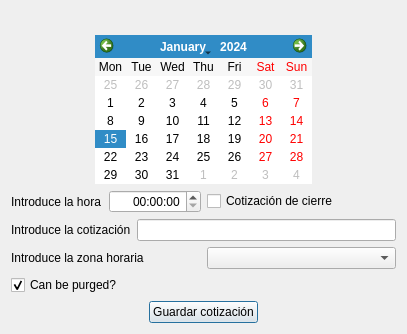
turulomio/xulpymoney, file ui/frmQuotesIBM.ui: the form before one commit.
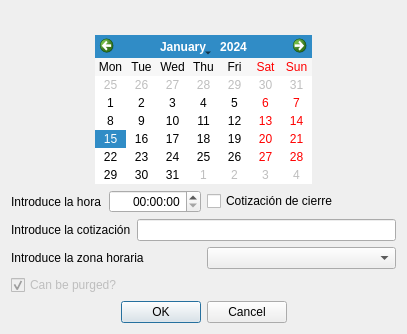
The form after the commit. Custom widgets are drawn as their Qt base class.

Commit message: Improved intraday quotes visualization. Now you can edit a quote en Intraday table.

```diff
--- a/ui/frmQuotesIBM.ui
+++ b/ui/frmQuotesIBM.ui
@@ -135,6 +135,9 @@
        </item>
        <item>
         <widget class="QCheckBox" name="chkCanBePurged">
+         <property name="enabled">
+          <bool>false</bool>
+         </property>
          <property name="text">
           <string>Can be purged?</string>
          </property>
@@ -159,9 +162,9 @@
           </spacer>
          </item>
          <item>
-          <widget class="QPushButton" name="cmd">
-           <property name="text">
-            <string>Guardar cotización</string>
+          <widget class="QDialogButtonBox" name="buttonbox">
+           <property name="standardButtons">
+            <set>QDialogButtonBox::Cancel|QDialogButtonBox::Ok</set>
            </property>
           </widget>
          </item>
```
Left out of the diff: 1 changed line with no effect on the pictures. The commit also changes 8 other files.
